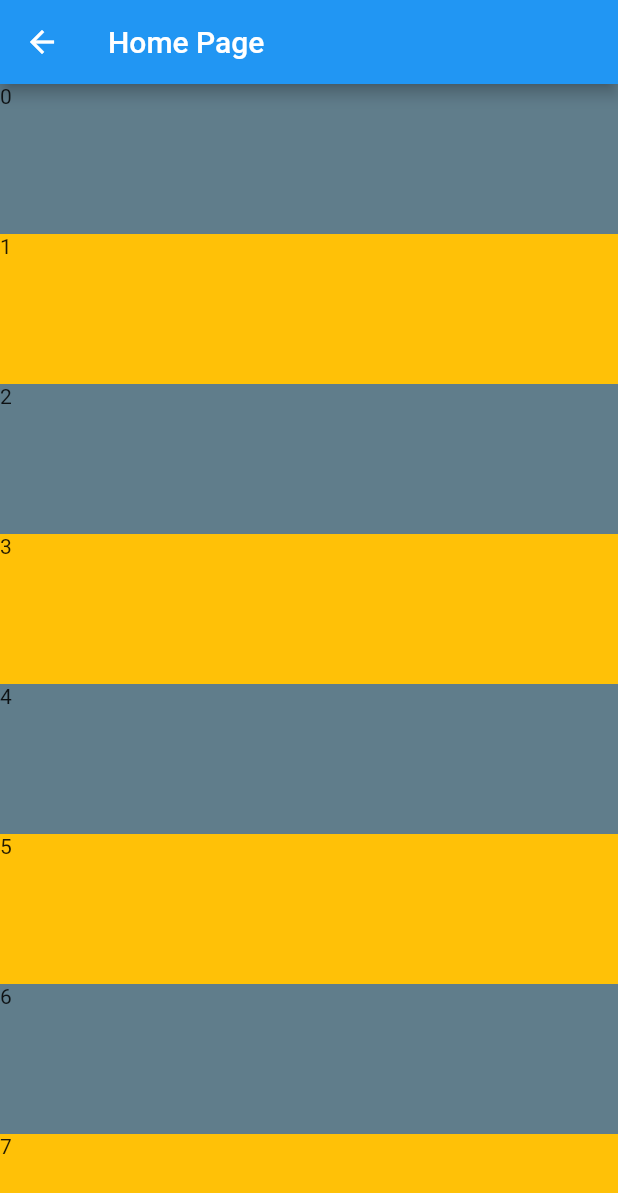
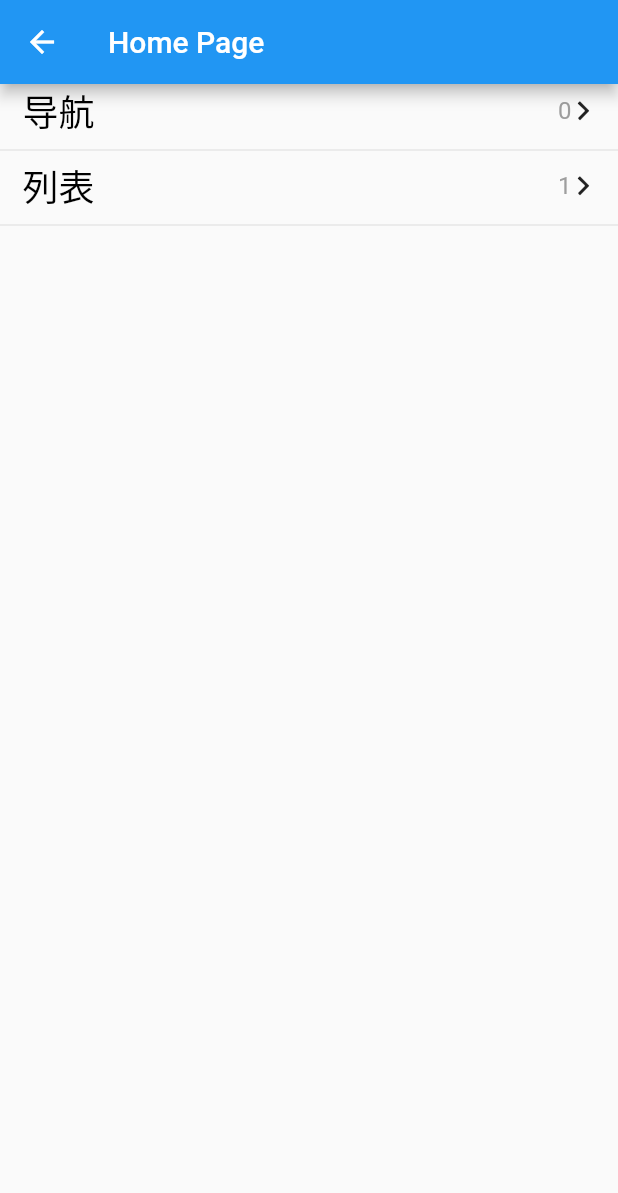
Before and after one commit to yao996186979/LearnFlutter, a Flutter app: the HomePage screen opened by its route, on a phone screen of 412 x 824 dp. Shown: the top 1193 px of the screen. Run offline on Flutter 3.47's test engine with Material 2 defaults, Android fonts, the phone set to English and light mode, and no system bars.

Commit message:
自定义类iOS cell

```diff
--- a/lib/cell.dart
+++ b/lib/cell.dart
@@ -21,3 +21,43 @@ class CustomCell extends StatelessWidget {
     );
   }
 }
+
+class NavigationCell extends StatelessWidget {
+  // 类似iOS中init初始化方法的重新
+  const NavigationCell({
+    Key key,
+    this.labelTitle: "默认标题",
+    this.detailLabelTitle: "默认尾部标题",
+  }) : super(key: key);
+
+  //属性声明
+  final String labelTitle;
+  final String detailLabelTitle;
+
+  @override
+  Widget build(BuildContext context) {
+    return new Container(
+      child: new Column(
+        children: <Widget>[
+          new Row(children: <Widget>[
+            new Padding(
+                padding: new EdgeInsets.only(left: 15),
+                child: new Text(this.labelTitle,
+                    style: new TextStyle(color: Colors.black, fontSize: 24))),
+            new Padding(
+                padding: new EdgeInsets.only(right: 15),
+                child: new Row(
+                  children: <Widget>[
+                    new Text(this.detailLabelTitle,
+                        style: new TextStyle(color: Colors.grey, fontSize: 16)),
+                    new Icon(IconData(0xebc7, fontFamily: 'IconFont'), size: 16)
+                  ],
+                ))
+          ], mainAxisAlignment: MainAxisAlignment.spaceBetween),
+          new Divider()
+        ],
+      ),
+      height: 50,
+    );
+  }
+}
--- a/lib/home.dart
+++ b/lib/home.dart
@@ -1,5 +1,6 @@
 import 'package:flutter/material.dart';
 import 'cell.dart';
+
 class HomePage extends StatelessWidget {
   @override
   Widget build(BuildContext context) {
@@ -7,11 +8,10 @@ class HomePage extends StatelessWidget {
       appBar: new AppBar(
         title: new Text('Home Page'),
       ),
-      body: new Center(
-          child: new ListView(children: getCustomData())
-      ),
+      body: new Center(child: new ListView(children: getNavigationData(context))),
     );
   }
+
   getTextData() {
     List<Widget> widgets = [];
     for (int i = 0; i < 100; i++) {
@@ -19,10 +19,30 @@ class HomePage extends StatelessWidget {
     }
     return widgets;
   }
+
   getCustomData() {
     List<Widget> widgets = [];
     for (int i = 0; i < 20; i++) {
-      widgets.add(new CustomCell(color: i%2==0?Colors.blueGrey:Colors.amber,child: Text("${i}")));
+      widgets.add(new CustomCell(
+          color: i % 2 == 0 ? Colors.blueGrey : Colors.amber,
+          child: Text("${i}")));
+    }
+    return widgets;
+  }
+
+  getNavigationData(BuildContext context) {
+    List<String> titles = ["导航", "列表"];
+    List<Widget> widgets = [];
+    for (int i = 0; i < titles.length; i++) {
+      widgets.add(new GestureDetector(
+        child: new NavigationCell(
+          labelTitle: titles[i],
+          detailLabelTitle: "${i}",
+        ),
+        onTap: (){
+          print("ddd");
+        },
+      ));
     }
     return widgets;
   }
--- a/pubspec.yaml
+++ b/pubspec.yaml
@@ -70,3 +70,7 @@ flutter:
   #
   # For details regarding fonts from package dependencies,
   # see https://flutter.dev/custom-fonts/#from-packages
+  fonts:
+    - family: IconFont
+      fonts:
+        - asset: assetss/fonts/iconfont.ttf
```
Also changed, not shown: assetss/fonts/iconfont.ttf (added), pubspec.lock.
